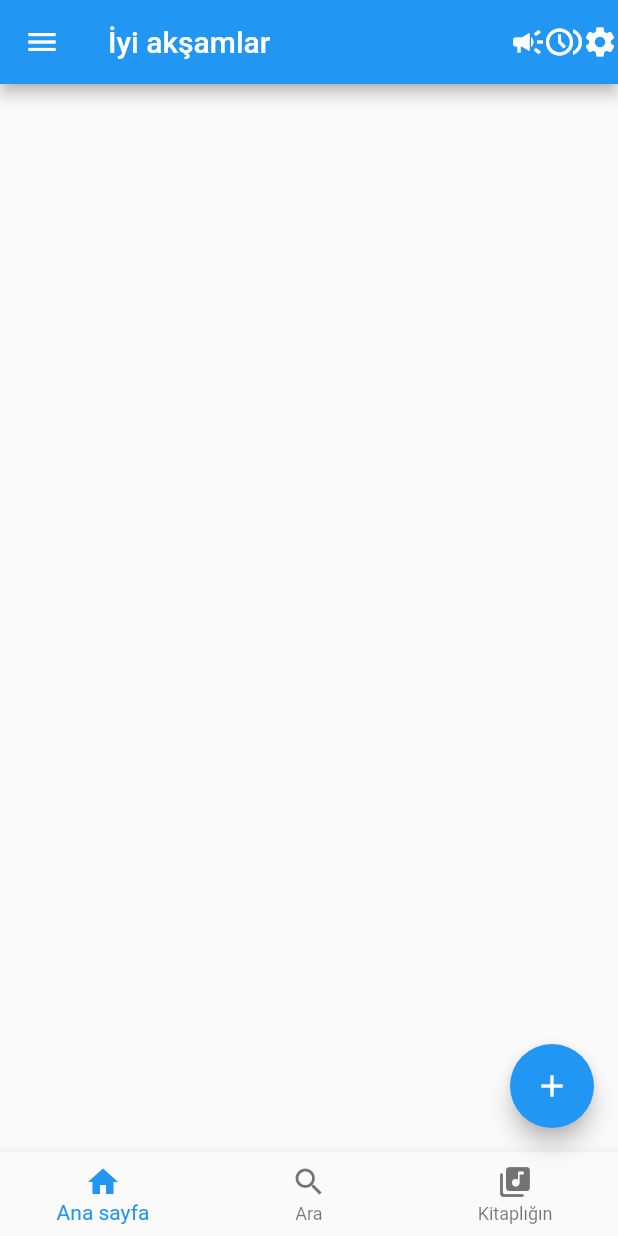
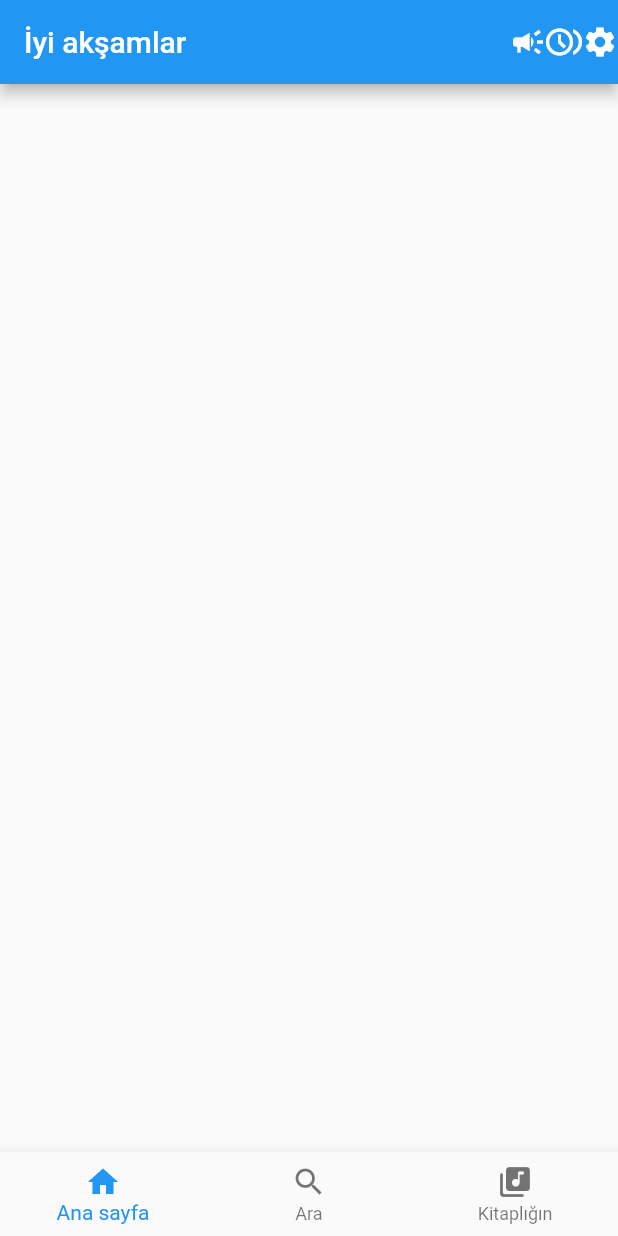
Before and after one commit to Akdeniz7/spotify_clone, a Flutter app: the screen it shows after launch, on a phone screen of 412 x 824 dp. Run offline on Flutter 3.47's test engine with Material 2 defaults, Android fonts, the light colour scheme and no system bars.

Commit message:
home page fixes

```diff
--- a/lib/page/home_page.dart
+++ b/lib/page/home_page.dart
@@ -30,11 +30,6 @@ class _HomePageState extends State<HomePage> {
           Icon(Icons.settings),
         ],
       ),
-      drawer: Drawer(
-        child: Wrap(
-
-        ),
-      ),
       bottomNavigationBar: BottomNavigationBar(
         items: const [
           BottomNavigationBarItem(icon: Icon(Icons.home), label: "Ana sayfa"),
@@ -42,12 +37,6 @@ class _HomePageState extends State<HomePage> {
           BottomNavigationBarItem(icon: Icon(Icons.library_music_rounded), label: "Kitaplığın"),
         ],
       ),
-      floatingActionButton: FloatingActionButton(
-        child: const Icon(Icons.add),
-        onPressed: (){
-          print("Butona Basıldı");
-        },
-      ),
       body: const Center(
         //title: Image.asset("assets/images/spot.png"),
       ),
```
